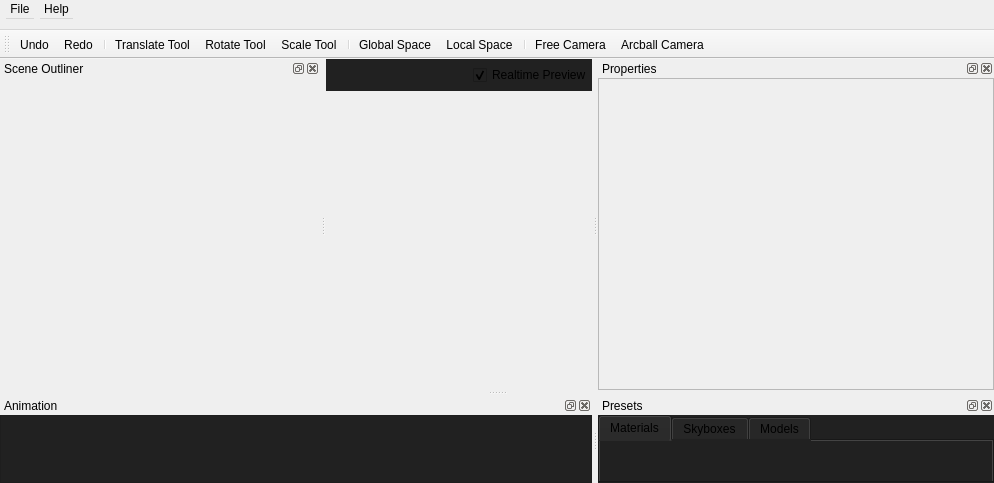
Above: src/mainwindow.ui from jahshaka/Studio before the change. Below: the same form after it.
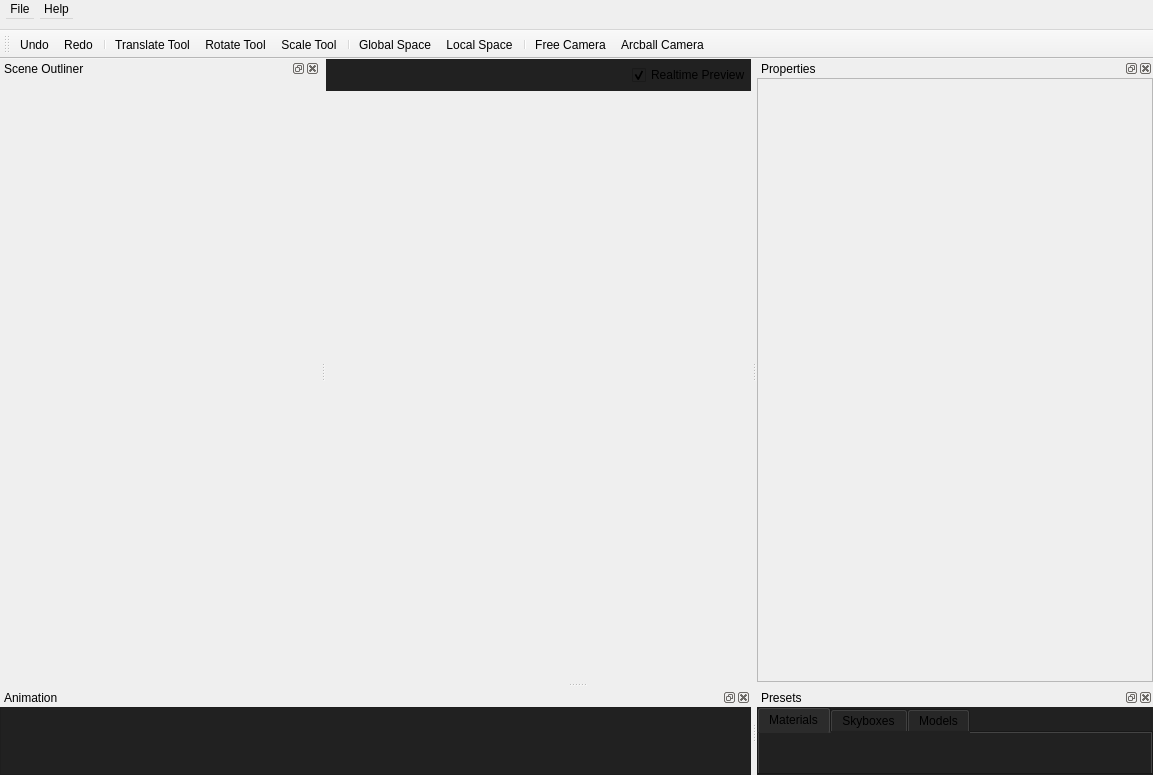
That is the form after the change. Icons and pictures are not drawn. Custom widgets are drawn as their Qt base class.

What changed in the file:
```diff
--- a/src/mainwindow.ui
+++ b/src/mainwindow.ui
@@ -6,8 +6,8 @@
    <rect>
     <x>0</x>
     <y>0</y>
-    <width>994</width>
-    <height>483</height>
+    <width>1153</width>
+    <height>775</height>
    </rect>
   </property>
   <property name="windowTitle">
@@ -508,7 +508,7 @@
     <rect>
      <x>0</x>
      <y>0</y>
-     <width>994</width>
+     <width>1153</width>
      <height>30</height>
     </rect>
    </property>
@@ -742,7 +742,7 @@
           <x>0</x>
           <y>0</y>
           <width>394</width>
-          <height>290</height>
+          <height>578</height>
          </rect>
         </property>
         <property name="styleSheet">
```
